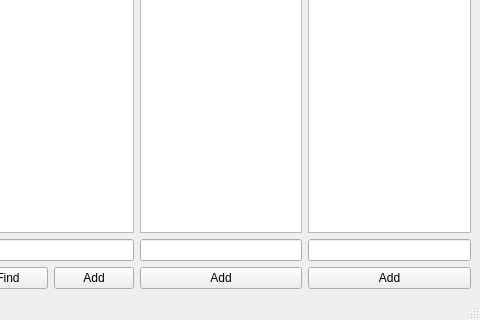
The window that gui.ui (chaos7ds/photo_manager) describes before a commit, drawn with Qt 5; both pictures show x 621 to 1101 and y 280 to 600 of the 1101 by 600 pixel window.
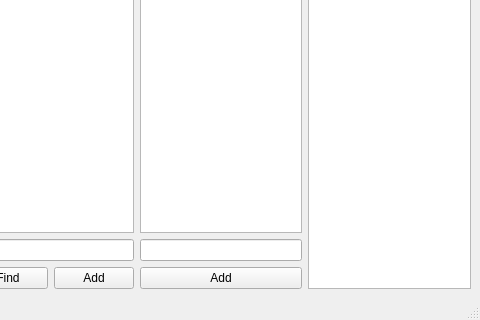
The same window after the commit.

What changed in the file:
```diff
--- a/gui.ui
+++ b/gui.ui
@@ -115,18 +115,7 @@
          <widget class="QListWidget" name="list_widget_3"/>
         </item>
         <item>
-         <widget class="QLineEdit" name="line_edit_3"/>
-        </item>
-        <item>
-         <layout class="QHBoxLayout" name="horizontalLayout_2">
-          <item>
-           <widget class="QPushButton" name="btn_add_3">
-            <property name="text">
-             <string>Add</string>
-            </property>
-           </widget>
-          </item>
-         </layout>
+         <layout class="QHBoxLayout" name="horizontalLayout_2"/>
         </item>
        </layout>
       </item>
```
